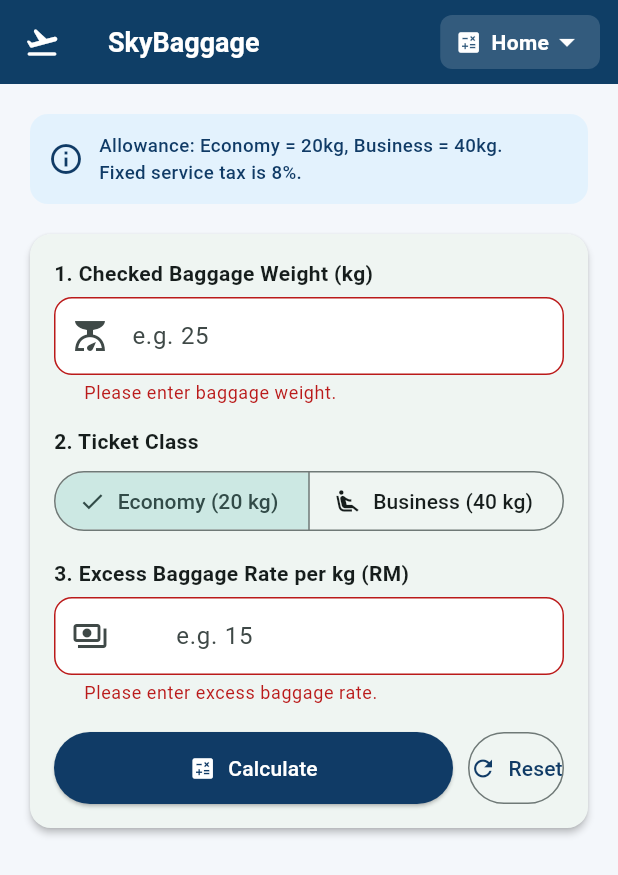
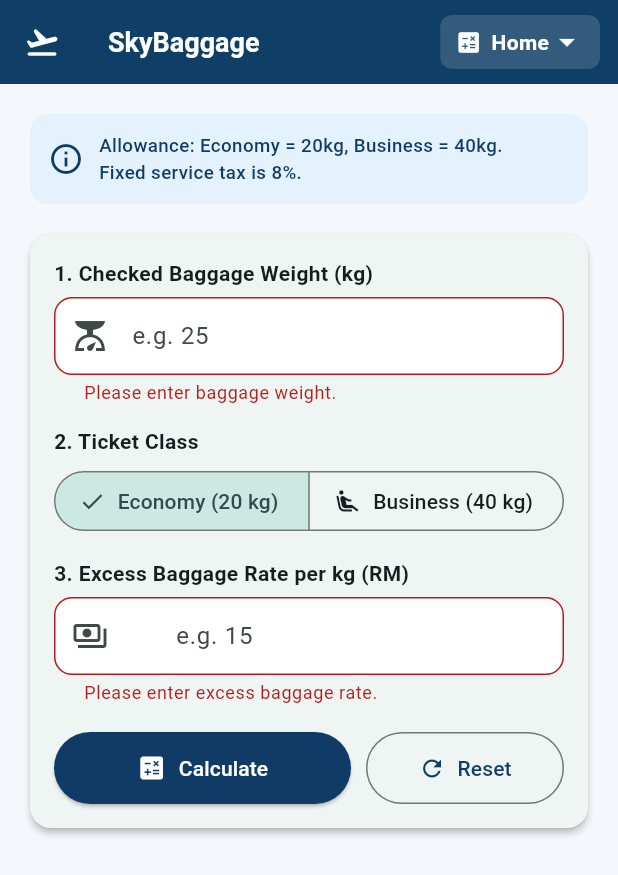
Before and after one commit to AzHaikal/ICT-602-INDIVIDUAL-ASSIGNMENT, a Flutter app: the screen it shows after launch, after a tap on "Calculate", on a phone screen of 412 x 824 dp. Shown: the top 875 px of the screen. Run offline on Flutter 3.47's test engine with Material 3 defaults, Android fonts, the phone set to English and light mode, and no system bars.

Commit message:
Fix Reset button overflow and condense code to 394 lines

```diff
--- a/lib/main.dart
+++ b/lib/main.dart
@@ -23,15 +23,11 @@ class BaggageApp extends StatelessWidget {
       title: 'SkyBaggage Calculator',
       theme: ThemeData(
         useMaterial3: true,
-        colorScheme: ColorScheme.fromSeed(
-          seedColor: const Color(0xFF008F83),
-          primary: const Color(0xFF103B66),
-        ),
+        colorScheme: ColorScheme.fromSeed(seedColor: const Color(0xFF008F83), primary: const Color(0xFF103B66)),
         scaffoldBackgroundColor: const Color(0xFFF4F7FB),
         appBarTheme: const AppBarTheme(backgroundColor: Color(0xFF103B66), foregroundColor: Colors.white, centerTitle: false, elevation: 2),
         inputDecorationTheme: InputDecorationTheme(
-          filled: true,
-          fillColor: Colors.white,
+          filled: true, fillColor: Colors.white,
           border: OutlineInputBorder(borderRadius: BorderRadius.circular(12)),
           contentPadding: const EdgeInsets.symmetric(horizontal: 16, vertical: 14),
         ),
@@ -62,14 +58,13 @@ class _MainNavigationShellState extends State<MainNavigationShell> {
         leading: const Icon(Icons.flight_takeoff_rounded),
         title: const Text('SkyBaggage', style: TextStyle(fontWeight: FontWeight.bold, fontSize: 18)),
         actions: [
-          // Dropdown Navigation Menu
           PopupMenuButton<int>(
             tooltip: 'Navigation Menu',
             initialValue: _currentIndex,
             onSelected: (index) => setState(() => _currentIndex = index),
             itemBuilder: (context) => [
-              _buildMenuItem(0, Icons.calculate, 'Home'),
-              _buildMenuItem(1, Icons.info, 'About'),
+              PopupMenuItem(value: 0, child: Row(children: [Icon(Icons.calculate, color: _currentIndex == 0 ? const Color(0xFF008F83) : const Color(0xFF103B66)), const SizedBox(width: 10), Text('Home', style: TextStyle(fontWeight: _currentIndex == 0 ? FontWeight.bold : FontWeight.normal))])),
+              PopupMenuItem(value: 1, child: Row(children: [Icon(Icons.info, color: _currentIndex == 1 ? const Color(0xFF008F83) : const Color(0xFF103B66)), const SizedBox(width: 10), Text('About', style: TextStyle(fontWeight: _currentIndex == 1 ? FontWeight.bold : FontWeight.normal))])),
             ],
             child: Container(
               margin: const EdgeInsets.symmetric(vertical: 10, horizontal: 12),
@@ -88,20 +83,6 @@ class _MainNavigationShellState extends State<MainNavigationShell> {
         ],
       ),
       body: _pages[_currentIndex],
-    );
-  }
-
-  PopupMenuItem<int> _buildMenuItem(int val, IconData icon, String text) {
-    final active = _currentIndex == val;
-    return PopupMenuItem(
-      value: val,
-      child: Row(
-        children: [
-          Icon(icon, color: active ? const Color(0xFF008F83) : const Color(0xFF103B66)),
-          const SizedBox(width: 10),
-          Text(text, style: TextStyle(fontWeight: active ? FontWeight.bold : FontWeight.normal)),
-        ],
-      ),
     );
   }
 }
@@ -131,7 +112,6 @@ class _CalculatorPageState extends State<CalculatorPage> {
     super.dispose();
   }
 
-  // Good Design Practice: Input validation with error messages
   String? _validateInput(String? value, String fieldName) {
     if (value == null || value.trim().isEmpty) return 'Please enter $fieldName.';
     final num = double.tryParse(value.trim());
@@ -143,13 +123,11 @@ class _CalculatorPageState extends State<CalculatorPage> {
   void _calculate() {
     if (!_formKey.currentState!.validate()) return;
     FocusScope.of(context).unfocus();
-    setState(() {
-      _result = calculateBaggage(
-        baggageWeightKg: double.parse(_weightController.text.trim()),
-        ticketClass: _ticketClass,
-        excessRatePerKgRm: double.parse(_rateController.text.trim()),
-      );
-    });
+    setState(() => _result = calculateBaggage(
+      baggageWeightKg: double.parse(_weightController.text.trim()),
+      ticketClass: _ticketClass,
+      excessRatePerKgRm: double.parse(_rateController.text.trim()),
+    ));
   }
 
   void _reset() {
@@ -157,10 +135,7 @@ class _CalculatorPageState extends State<CalculatorPage> {
     _weightController.clear();
     _rateController.clear();
     FocusScope.of(context).unfocus();
-    setState(() {
-      _ticketClass = TicketClass.economy;
-      _result = null;
-    });
+    setState(() { _ticketClass = TicketClass.economy; _result = null; });
   }
 
   @override
@@ -245,23 +220,27 @@ class _CalculatorPageState extends State<CalculatorPage> {
                         ),
                         const SizedBox(height: 18),
 
-                        // Calculate and Reset Action Buttons
+                        // Calculate and Reset Action Buttons (Fix: Balanced & No Overflow)
                         Row(
                           children: [
                             Expanded(
+                              flex: 3,
                               child: ElevatedButton.icon(
                                 onPressed: _calculate,
-                                icon: const Icon(Icons.calculate),
-                                label: const Text('Calculate'),
-                                style: ElevatedButton.styleFrom(backgroundColor: const Color(0xFF103B66), foregroundColor: Colors.white, padding: const EdgeInsets.symmetric(vertical: 14)),
+                                icon: const Icon(Icons.calculate, size: 20),
+                                label: const FittedBox(fit: BoxFit.scaleDown, child: Text('Calculate')),
+                                style: ElevatedButton.styleFrom(backgroundColor: const Color(0xFF103B66), foregroundColor: Colors.white, padding: const EdgeInsets.symmetric(vertical: 14, horizontal: 8)),
                               ),
                             ),
                             const SizedBox(width: 10),
-                            OutlinedButton.icon(
-                              onPressed: _reset,
-                              icon: const Icon(Icons.refresh),
-                              label: const Text('Reset'),
-                              style: OutlinedButton.styleFrom(padding: const EdgeInsets.symmetric(vertical: 14)),
+                            Expanded(
+                              flex: 2,
+                              child: OutlinedButton.icon(
+                                onPressed: _reset,
+                                icon: const Icon(Icons.refresh, size: 18),
+                                label: const FittedBox(fit: BoxFit.scaleDown, child: Text('Reset')),
+                                style: OutlinedButton.styleFrom(padding: const EdgeInsets.symmetric(vertical: 14, horizontal: 4)),
+                              ),
                             ),
                           ],
                         ),
@@ -345,7 +324,6 @@ class AboutPage extends StatelessWidget {
           constraints: const BoxConstraints(maxWidth: 500),
           child: Column(
             children: [
-              // 1. Application Icon
               ClipRRect(
                 borderRadius: BorderRadius.circular(20),
                 child: Image.asset('assets/app_icon.png', width: 85, height: 85, fit: BoxFit.cover),
@@ -355,7 +333,7 @@ class AboutPage extends StatelessWidget {
               const Text('Excess Baggage Fee Estimator', style: TextStyle(color: Colors.black54)),
               const SizedBox(height: 18),
 
-              // 2. Author Details Card
+              // Author Details Card
               Card(
                 elevation: 1.5,
                 shape: RoundedRectangleBorder(borderRadius: BorderRadius.circular(12)),
@@ -374,7 +352,7 @@ class AboutPage extends StatelessWidget {
               ),
               const SizedBox(height: 14),
 
-              // 3. Clickable GitHub URL
+              // Clickable GitHub URL
               Card(
                 elevation: 1.5,
                 shape: RoundedRectangleBorder(borderRadius: BorderRadius.circular(12)),
@@ -401,7 +379,7 @@ class AboutPage extends StatelessWidget {
               ),
               const SizedBox(height: 18),
 
-              // 4. Copyright Notice
+              // Copyright Notice
               const Text(
                 'Copyright © 2026 AZFAR HAIKAL BIN MOHD ARIZAL\nAll rights reserved • ICT602 Mobile Technology',
                 textAlign: TextAlign.center,
```
